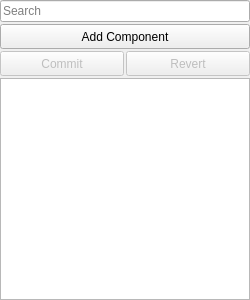
The window that worldeditor/src/editors/propertyedit/propertyeditor.ui (thunder-engine/thunder) describes before a commit, drawn with Qt 5.
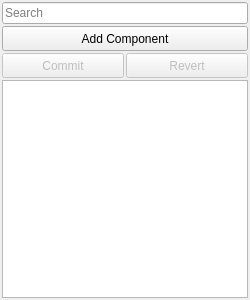
The same window after the commit.

Diff of the .ui file:
```diff
--- a/worldeditor/src/editors/propertyedit/propertyeditor.ui
+++ b/worldeditor/src/editors/propertyedit/propertyeditor.ui
@@ -18,16 +18,16 @@
     <number>2</number>
    </property>
    <property name="leftMargin">
-    <number>0</number>
+    <number>2</number>
    </property>
    <property name="topMargin">
-    <number>0</number>
+    <number>2</number>
    </property>
    <property name="rightMargin">
-    <number>0</number>
+    <number>2</number>
    </property>
    <property name="bottomMargin">
-    <number>0</number>
+    <number>2</number>
    </property>
    <item>
     <widget class="QLineEdit" name="lineEdit">
```
Lines whose indentation alone changed are shown as unchanged.
